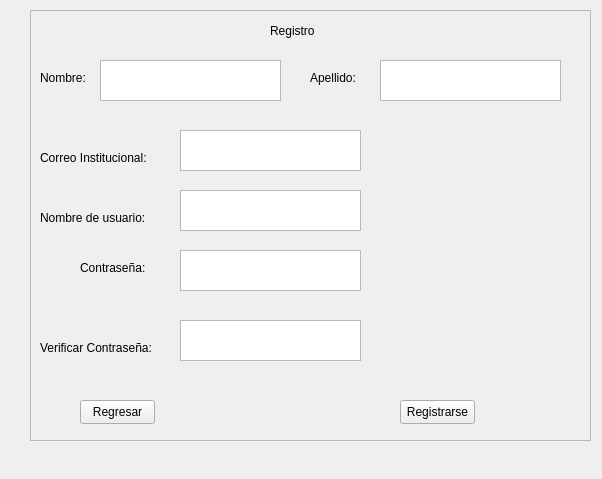
Before: the Qt Designer form registro.ui in Shanem007/AulaVirtual, drawn with Qt 5.
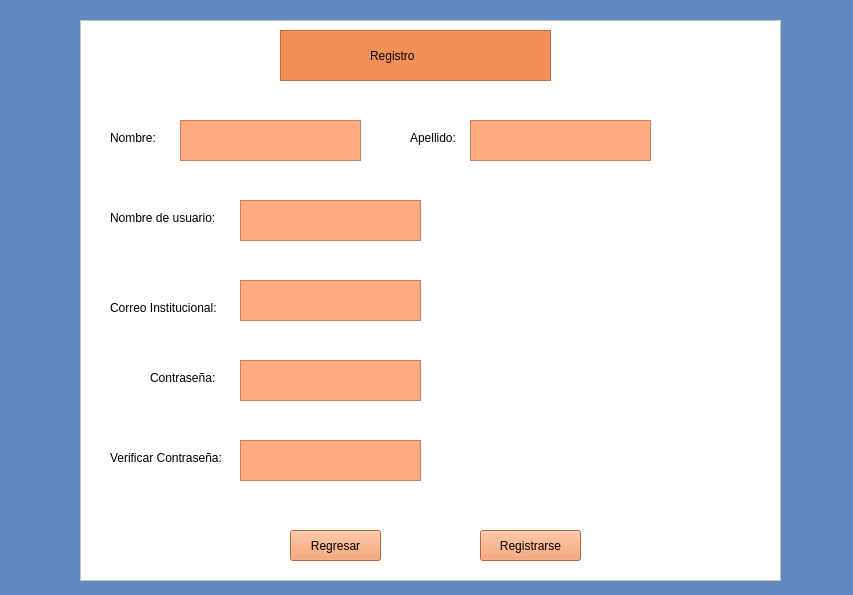
After: the same form once the commit is applied.

The edit to the form file:
```diff
--- a/registro.ui
+++ b/registro.ui
@@ -6,21 +6,40 @@
    <rect>
     <x>0</x>
     <y>0</y>
-    <width>602</width>
-    <height>479</height>
+    <width>853</width>
+    <height>595</height>
    </rect>
   </property>
   <property name="windowTitle">
    <string>Form</string>
   </property>
-  <widget class="QFrame" name="frame">
+  <property name="styleSheet">
+   <string notr="true">background-color: rgb(96, 137, 191);</string>
+  </property>
+  <widget class="QLabel" name="label_4">
    <property name="geometry">
     <rect>
      <x>30</x>
-     <y>10</y>
-     <width>561</width>
-     <height>431</height>
+     <y>30</y>
+     <width>49</width>
+     <height>16</height>
     </rect>
+   </property>
+   <property name="text">
+    <string/>
+   </property>
+  </widget>
+  <widget class="QFrame" name="frame_4">
+   <property name="geometry">
+    <rect>
+     <x>80</x>
+     <y>20</y>
+     <width>701</width>
+     <height>561</height>
+    </rect>
+   </property>
+   <property name="styleSheet">
+    <string notr="true">background-color: rgb(255, 255, 255);</string>
    </property>
    <property name="frameShape">
     <enum>QFrame::StyledPanel</enum>
@@ -28,28 +47,66 @@
    <property name="frameShadow">
     <enum>QFrame::Raised</enum>
    </property>
-   <widget class="QLabel" name="label">
+   <widget class="QFrame" name="frame_2">
     <property name="geometry">
      <rect>
-      <x>240</x>
-      <y>0</y>
-      <width>71</width>
+      <x>200</x>
+      <y>10</y>
+      <width>271</width>
+      <height>51</height>
+     </rect>
+    </property>
+    <property name="styleSheet">
+     <string notr="true">background-color: rgb(242, 144, 87);</string>
+    </property>
+    <property name="frameShape">
+     <enum>QFrame::StyledPanel</enum>
+    </property>
+    <property name="frameShadow">
+     <enum>QFrame::Raised</enum>
+    </property>
+    <widget class="QLabel" name="label">
+     <property name="geometry">
+      <rect>
+       <x>90</x>
+       <y>10</y>
+       <width>121</width>
+       <height>31</height>
+      </rect>
+     </property>
+     <property name="styleSheet">
+      <string notr="true">font: 700 14pt &quot;Segoe UI&quot;;</string>
+     </property>
+     <property name="text">
+      <string>Registro</string>
+     </property>
+    </widget>
+   </widget>
+   <widget class="QTextEdit" name="textEdit">
+    <property name="geometry">
+     <rect>
+      <x>100</x>
+      <y>100</y>
+      <width>181</width>
       <height>41</height>
      </rect>
     </property>
-    <property name="text">
-     <string>Registro</string>
+    <property name="styleSheet">
+     <string notr="true">background-color: rgb(255, 170, 127);</string>
     </property>
    </widget>
    <widget class="QLabel" name="label_2">
     <property name="geometry">
      <rect>
-      <x>10</x>
-      <y>60</y>
+      <x>30</x>
+      <y>110</y>
       <width>49</width>
       <height>16</height>
      </rect>
     </property>
+    <property name="styleSheet">
+     <string notr="true">font: 700 9pt &quot;Segoe UI&quot;;</string>
+    </property>
     <property name="text">
      <string>Nombre:</string>
     </property>
@@ -57,150 +114,178 @@
    <widget class="QLabel" name="label_3">
     <property name="geometry">
      <rect>
-      <x>280</x>
-      <y>60</y>
+      <x>330</x>
+      <y>110</y>
       <width>49</width>
       <height>16</height>
      </rect>
     </property>
+    <property name="styleSheet">
+     <string notr="true">font: 700 9pt &quot;Segoe UI&quot;;</string>
+    </property>
     <property name="text">
      <string>Apellido:</string>
     </property>
    </widget>
-   <widget class="QLabel" name="label_4">
-    <property name="geometry">
-     <rect>
-      <x>10</x>
-      <y>140</y>
-      <width>111</width>
-      <height>16</height>
-     </rect>
-    </property>
-    <property name="text">
-     <string>Correo Institucional:</string>
-    </property>
-   </widget>
    <widget class="QLabel" name="label_5">
     <property name="geometry">
      <rect>
-      <x>50</x>
-      <y>250</y>
-      <width>71</width>
+      <x>30</x>
+      <y>280</y>
+      <width>111</width>
       <height>16</height>
      </rect>
     </property>
-    <property name="text">
-     <string>Contraseña:</string>
+    <property name="styleSheet">
+     <string notr="true">font: 700 9pt &quot;Segoe UI&quot;;</string>
     </property>
-   </widget>
-   <widget class="QLabel" name="label_6">
-    <property name="geometry">
-     <rect>
-      <x>10</x>
-      <y>330</y>
-      <width>121</width>
-      <height>16</height>
-     </rect>
-    </property>
     <property name="text">
-     <string>Verificar Contraseña:</string>
+     <string>Correo Institucional:</string>
     </property>
    </widget>
    <widget class="QLabel" name="label_7">
     <property name="geometry">
      <rect>
-      <x>10</x>
-      <y>200</y>
+      <x>30</x>
+      <y>190</y>
       <width>111</width>
       <height>16</height>
      </rect>
     </property>
+    <property name="styleSheet">
+     <string notr="true">font: 700 9pt &quot;Segoe UI&quot;;</string>
+    </property>
     <property name="text">
      <string>Nombre de usuario:</string>
     </property>
    </widget>
-   <widget class="QTextEdit" name="textEdit">
+   <widget class="QLabel" name="label_6">
     <property name="geometry">
      <rect>
       <x>70</x>
-      <y>50</y>
-      <width>181</width>
-      <height>41</height>
+      <y>350</y>
+      <width>71</width>
+      <height>16</height>
      </rect>
+    </property>
+    <property name="styleSheet">
+     <string notr="true">font: 700 9pt &quot;Segoe UI&quot;;</string>
+    </property>
+    <property name="text">
+     <string>Contraseña:</string>
+    </property>
+   </widget>
+   <widget class="QLabel" name="label_8">
+    <property name="geometry">
+     <rect>
+      <x>30</x>
+      <y>430</y>
+      <width>121</width>
+      <height>16</height>
+     </rect>
+    </property>
+    <property name="styleSheet">
+     <string notr="true">font: 700 9pt &quot;Segoe UI&quot;;</string>
+    </property>
+    <property name="text">
+     <string>Verificar Contraseña:</string>
     </property>
    </widget>
    <widget class="QTextEdit" name="textEdit_2">
     <property name="geometry">
      <rect>
-      <x>350</x>
-      <y>50</y>
+      <x>390</x>
+      <y>100</y>
       <width>181</width>
       <height>41</height>
      </rect>
     </property>
+    <property name="styleSheet">
+     <string notr="true">background-color: rgb(255, 170, 127);</string>
+    </property>
    </widget>
    <widget class="QTextEdit" name="textEdit_3">
     <property name="geometry">
      <rect>
-      <x>150</x>
-      <y>120</y>
-      <width>181</width>
-      <height>41</height>
-     </rect>
-    </property>
-   </widget>
-   <widget class="QTextEdit" name="textEdit_4">
-    <property name="geometry">
-     <rect>
-      <x>150</x>
+      <x>160</x>
       <y>180</y>
       <width>181</width>
       <height>41</height>
      </rect>
     </property>
+    <property name="styleSheet">
+     <string notr="true">background-color: rgb(255, 170, 127);</string>
+    </property>
+   </widget>
+   <widget class="QTextEdit" name="textEdit_4">
+    <property name="geometry">
+     <rect>
+      <x>160</x>
+      <y>260</y>
+      <width>181</width>
+      <height>41</height>
+     </rect>
+    </property>
+    <property name="styleSheet">
+     <string notr="true">background-color: rgb(255, 170, 127);</string>
+    </property>
    </widget>
    <widget class="QTextEdit" name="textEdit_5">
     <property name="geometry">
      <rect>
-      <x>150</x>
-      <y>240</y>
+      <x>160</x>
+      <y>340</y>
       <width>181</width>
       <height>41</height>
      </rect>
     </property>
+    <property name="styleSheet">
+     <string notr="true">background-color: rgb(255, 170, 127);</string>
+    </property>
    </widget>
    <widget class="QTextEdit" name="textEdit_6">
     <property name="geometry">
      <rect>
-      <x>150</x>
-      <y>310</y>
+      <x>160</x>
+      <y>420</y>
       <width>181</width>
       <height>41</height>
      </rect>
     </property>
+    <property name="styleSheet">
+     <string notr="true">background-color: rgb(255, 170, 127);</string>
+    </property>
    </widget>
-   <widget class="QPushButton" name="pushButton">
+   <widget class="QPushButton" name="botonRegresar">
     <property name="geometry">
      <rect>
-      <x>50</x>
-      <y>390</y>
-      <width>75</width>
-      <height>24</height>
+      <x>210</x>
+      <y>510</y>
+      <width>91</width>
+      <height>31</height>
      </rect>
     </property>
+    <property name="styleSheet">
+     <string notr="true">background-color: rgb(242, 144, 87);
+font: 700 9pt &quot;Segoe UI&quot;;</string>
+    </property>
     <property name="text">
      <string>Regresar</string>
     </property>
    </widget>
-   <widget class="QPushButton" name="pushButton_2">
+   <widget class="QPushButton" name="botonRegistrarse">
     <property name="geometry">
      <rect>
-      <x>370</x>
-      <y>390</y>
-      <width>75</width>
-      <height>24</height>
+      <x>400</x>
+      <y>510</y>
+      <width>101</width>
+      <height>31</height>
      </rect>
     </property>
+    <property name="styleSheet">
+     <string notr="true">background-color: rgb(242, 144, 87);
+font: 700 9pt &quot;Segoe UI&quot;;</string>
+    </property>
     <property name="text">
      <string>Registrarse</string>
     </property>
```
Left out of the diff: 8 changed lines with no effect on the pictures.
